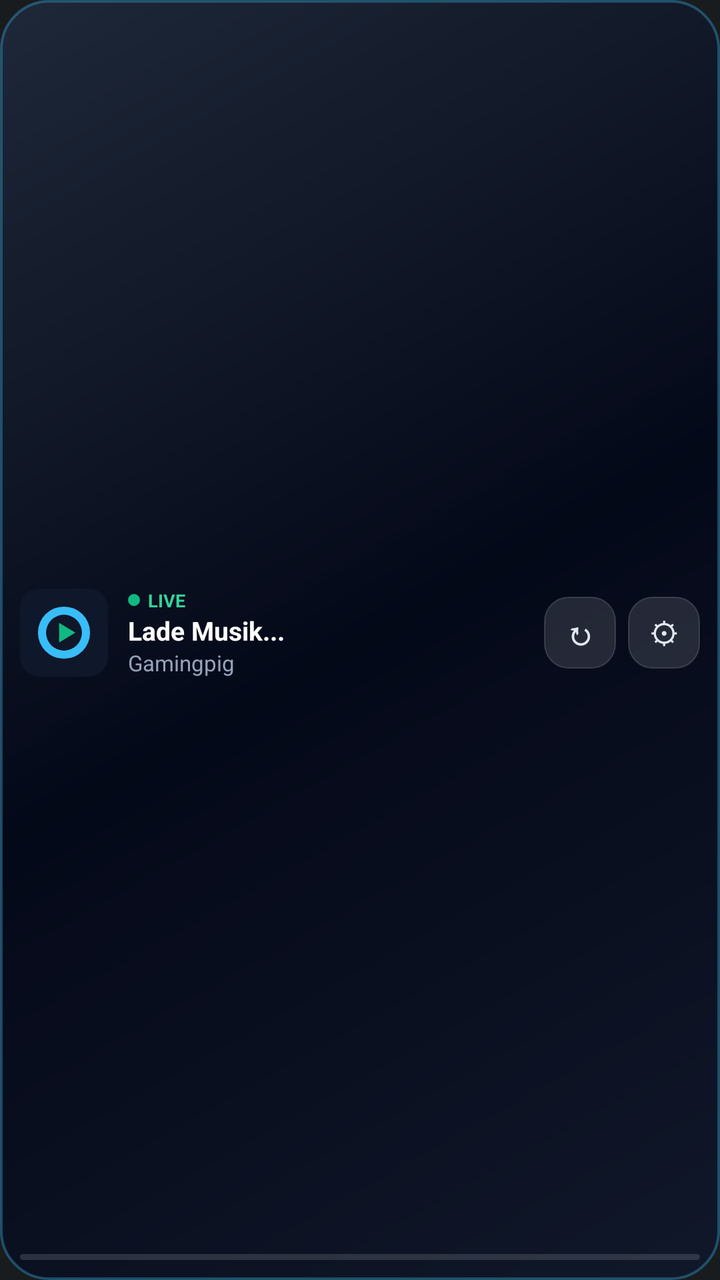
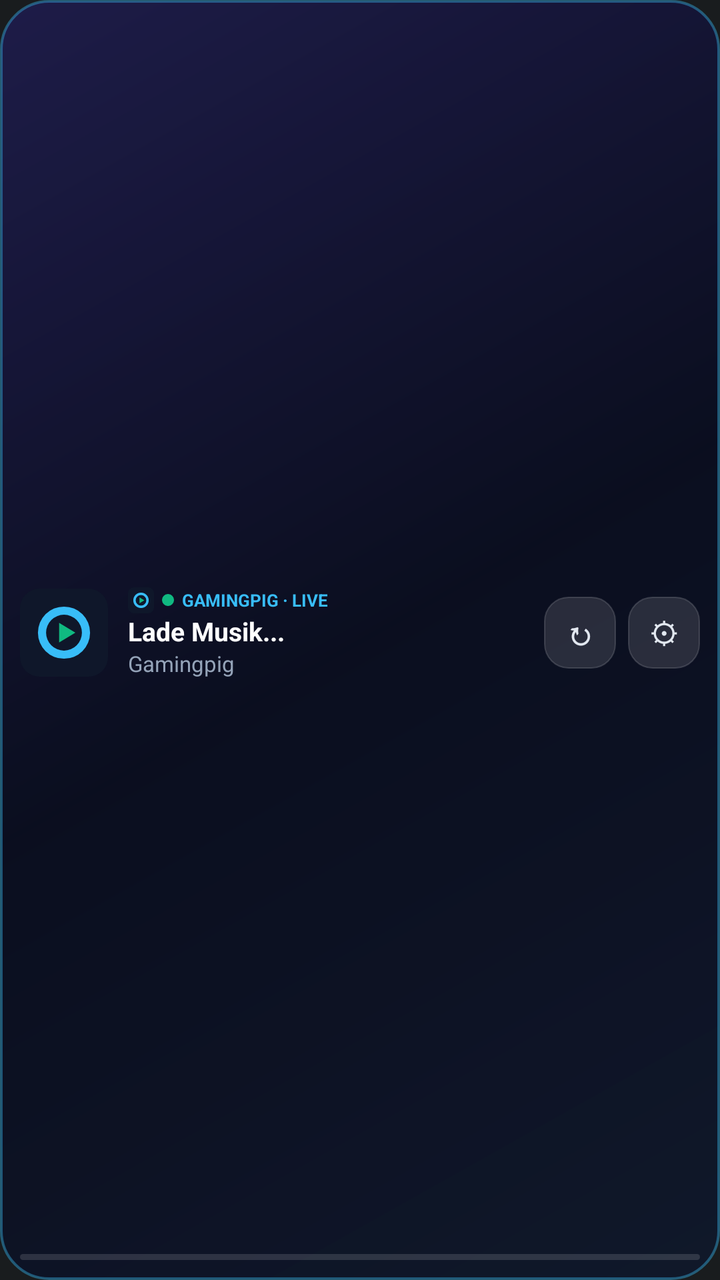

Screens rendered from an Android XML layout before and after an edit, with the pre-edit source and the edit as a unified diff.
<!-- AndroidManifest.xml: application theme android:Theme.DeviceDefault.NoActionBar -->
<!-- res/layout/widget_layout_compact.xml -->
<?xml version="1.0" encoding="utf-8"?>
<FrameLayout xmlns:android="http://schemas.android.com/apk/res/android"
    android:id="@+id/widget_root"
    android:layout_width="match_parent"
    android:layout_height="match_parent"
    android:background="@drawable/widget_bg_liquid">

    <ImageView
        android:id="@+id/widget_bg_image"
        android:layout_width="match_parent"
        android:layout_height="match_parent"
        android:scaleType="fitXY"
        android:visibility="gone" />

    <LinearLayout
        android:layout_width="match_parent"
        android:layout_height="match_parent"
        android:gravity="center_vertical"
        android:orientation="vertical"
        android:padding="10dp">

        <LinearLayout
            android:layout_width="match_parent"
            android:layout_height="0dp"
            android:layout_weight="1"
            android:gravity="center_vertical"
            android:orientation="horizontal">

            
            <LinearLayout
                android:id="@+id/widget_content_area"
                android:layout_width="0dp"
                android:layout_height="wrap_content"
                android:layout_weight="1"
                android:gravity="center_vertical"
                android:orientation="horizontal">

                <ImageView
                    android:id="@+id/widget_cover"
                    android:layout_width="44dp"
                    android:layout_height="44dp"
                    android:background="@drawable/cover_placeholder"
                    android:scaleType="centerCrop"
                    android:src="@drawable/ic_launcher_pig" />

                <LinearLayout
                    android:layout_width="0dp"
                    android:layout_height="wrap_content"
                    android:layout_marginStart="10dp"
                    android:layout_weight="1"
                    android:orientation="vertical">

                    <LinearLayout
                        android:layout_width="match_parent"
                        android:layout_height="wrap_content"
                        android:gravity="center_vertical"
                        android:orientation="horizontal">

                        <ImageView
                            android:id="@+id/widget_status_dot"
                            android:layout_width="6dp"
                            android:layout_height="6dp"
                            android:src="@drawable/status_dot_live" />

                        <TextView
                            android:id="@+id/widget_status_text"
                            android:layout_width="wrap_content"
                            android:layout_height="wrap_content"
                            android:layout_marginStart="4dp"
                            android:ellipsize="end"
                            android:maxLines="1"
                            android:text="LIVE"
                            android:textColor="#34D399"
                            android:textSize="9sp"
                            android:textStyle="bold" />
                    </LinearLayout>

                    <TextView
                        android:id="@+id/widget_title"
                        android:layout_width="match_parent"
                        android:layout_height="wrap_content"
                        android:ellipsize="end"
                        android:maxLines="1"
                        android:text="Lade Musik..."
                        android:textColor="#FFFFFF"
                        android:textSize="13sp"
                        android:textStyle="bold" />

                    <TextView
                        android:id="@+id/widget_artist"
                        android:layout_width="match_parent"
                        android:layout_height="wrap_content"
                        android:ellipsize="end"
                        android:maxLines="1"
                        android:text="Gamingpig"
                        android:textColor="#94A3B8"
                        android:textSize="11sp" />

                    <TextView
                        android:id="@+id/widget_meta"
                        android:layout_width="0dp"
                        android:layout_height="0dp"
                        android:visibility="gone" />

                    <TextView
                        android:id="@+id/widget_recent_text"
                        android:layout_width="0dp"
                        android:layout_height="0dp"
                        android:visibility="gone" />
                </LinearLayout>
            </LinearLayout>

            
            <TextView
                android:id="@+id/widget_btn_refresh"
                android:layout_width="36dp"
                android:layout_height="36dp"
                android:layout_marginStart="6dp"
                android:background="@drawable/widget_btn_bg_dark"
                android:gravity="center"
                android:text="↻"
                android:textColor="#E2E8F0"
                android:textSize="16sp"
                android:textStyle="bold" />

            <TextView
                android:id="@+id/widget_btn_config"
                android:layout_width="36dp"
                android:layout_height="36dp"
                android:layout_marginStart="6dp"
                android:background="@drawable/widget_btn_bg_dark"
                android:gravity="center"
                android:text="⚙"
                android:textColor="#E2E8F0"
                android:textSize="15sp" />
        </LinearLayout>

        <ProgressBar
            android:id="@+id/widget_progress"
            style="?android:attr/progressBarStyleHorizontal"
            android:layout_width="match_parent"
            android:layout_height="3dp"
            android:layout_marginTop="4dp"
            android:max="100"
            android:progress="0"
            android:progressDrawable="@drawable/progress_bar_custom" />

    </LinearLayout>
</FrameLayout>
<!-- resources referenced by this layout -->
<resources>
  <!-- drawable cover_placeholder (drawable) -->
  <?xml version="1.0" encoding="utf-8"?>
  <shape xmlns:android="http://schemas.android.com/apk/res/android" android:shape="rectangle">
      <solid android:color="#1E293B" />
      <corners android:radius="14dp" />
      <stroke android:width="1dp" android:color="#26FFFFFF" />
  </shape>
  <!-- drawable ic_launcher_pig (drawable) -->
  <?xml version="1.0" encoding="utf-8"?>
  <vector xmlns:android="http://schemas.android.com/apk/res/android"
      android:width="108dp"
      android:height="108dp"
      android:viewportWidth="108"
      android:viewportHeight="108">
      <path
          android:fillColor="#0F172A"
          android:pathData="M24,0 L84,0 A24,24 0 0,1 108,24 L108,84 A24,24 0 0,1 84,108 L24,108 A24,24 0 0,1 0,84 L0,24 A24,24 0 0,1 24,0 Z" />
      <path
          android:fillColor="#38BDF8"
          android:pathData="M54,22 A32,32 0 1,0 54,86 A32,32 0 1,0 54,22 Z M54,32 A22,22 0 1,1 54,76 A22,22 0 1,1 54,32 Z" />
      <path
          android:fillColor="#10B981"
          android:pathData="M48,42 L68,54 L48,66 Z" />
  </vector>
  <!-- drawable progress_bar_custom (drawable) -->
  <?xml version="1.0" encoding="utf-8"?>
  <layer-list xmlns:android="http://schemas.android.com/apk/res/android">
      <item android:id="@android:id/background">
          <shape android:shape="rectangle">
              <corners android:radius="4dp" />
              <solid android:color="#22FFFFFF" />
          </shape>
      </item>
      <item android:id="@android:id/progress">
          <clip>
              <shape android:shape="rectangle">
                  <corners android:radius="4dp" />
                  <gradient
                      android:startColor="#38BDF8"
                      android:endColor="#818CF8"
                      android:angle="0" />
              </shape>
          </clip>
      </item>
  </layer-list>
  <!-- drawable status_dot_live (drawable) -->
  <?xml version="1.0" encoding="utf-8"?>
  <shape xmlns:android="http://schemas.android.com/apk/res/android" android:shape="oval">
      <solid android:color="#10B981" />
  </shape>
  <!-- drawable widget_bg_liquid (drawable) -->
  <?xml version="1.0" encoding="utf-8"?>
  <shape xmlns:android="http://schemas.android.com/apk/res/android" android:shape="rectangle">
      <gradient
          android:angle="135"
          android:startColor="#E60F172A"
          android:centerColor="#EB020617"
          android:endColor="#E61E293B"
          android:type="linear" />
      <corners android:radius="24dp" />
      <stroke android:width="1.2dp" android:color="#5538BDF8" />
  </shape>
  <!-- drawable widget_btn_bg_dark (drawable) -->
  <?xml version="1.0" encoding="utf-8"?>
  <shape xmlns:android="http://schemas.android.com/apk/res/android" android:shape="rectangle">
      <solid android:color="#1FFFFFFF" />
      <corners android:radius="12dp" />
      <stroke android:width="0.8dp" android:color="#26FFFFFF" />
  </shape>
</resources>

<!-- the commit's change to res/layout/widget_layout_compact.xml (unified diff, before → after) -->
@@ -26,7 +26,6 @@
             android:gravity="center_vertical"
             android:orientation="horizontal">
 
-            
             <LinearLayout
                 android:id="@+id/widget_content_area"
                 android:layout_width="0dp"
@@ -57,9 +56,16 @@
                         android:orientation="horizontal">
 
                         <ImageView
+                            android:id="@+id/widget_app_logo"
+                            android:layout_width="13dp"
+                            android:layout_height="13dp"
+                            android:src="@drawable/ic_launcher_pig" />
+
+                        <ImageView
                             android:id="@+id/widget_status_dot"
                             android:layout_width="6dp"
                             android:layout_height="6dp"
+                            android:layout_marginStart="4dp"
                             android:src="@drawable/status_dot_live" />
 
                         <TextView
@@ -69,9 +75,9 @@
                             android:layout_marginStart="4dp"
                             android:ellipsize="end"
                             android:maxLines="1"
-                            android:text="LIVE"
-                            android:textColor="#34D399"
-                            android:textSize="9sp"
+                            android:text="GAMINGPIG · LIVE"
+                            android:textColor="#38BDF8"
+                            android:textSize="8.5sp"
                             android:textStyle="bold" />
                     </LinearLayout>
 
@@ -110,7 +116,6 @@
                 </LinearLayout>
             </LinearLayout>
 
-            
             <TextView
                 android:id="@+id/widget_btn_refresh"
                 android:layout_width="36dp"
<!-- resource entries referenced after the edit -->
@@ -39,7 +39,8 @@
                   <corners android:radius="4dp" />
                   <gradient
                       android:startColor="#38BDF8"
-                      android:endColor="#818CF8"
+                      android:centerColor="#818CF8"
+                      android:endColor="#EC4899"
                       android:angle="0" />
               </shape>
           </clip>
@@ -55,12 +56,12 @@
   <shape xmlns:android="http://schemas.android.com/apk/res/android" android:shape="rectangle">
       <gradient
           android:angle="135"
-          android:startColor="#E60F172A"
-          android:centerColor="#EB020617"
-          android:endColor="#E61E293B"
+          android:startColor="#EB0F172A"
+          android:centerColor="#F0090D1F"
+          android:endColor="#EB1E1B4B"
           android:type="linear" />
       <corners android:radius="24dp" />
-      <stroke android:width="1.2dp" android:color="#5538BDF8" />
+      <stroke android:width="1.3dp" android:color="#6638BDF8" />
   </shape>
   <!-- drawable widget_btn_bg_dark (drawable) -->
   <?xml version="1.0" encoding="utf-8"?>
